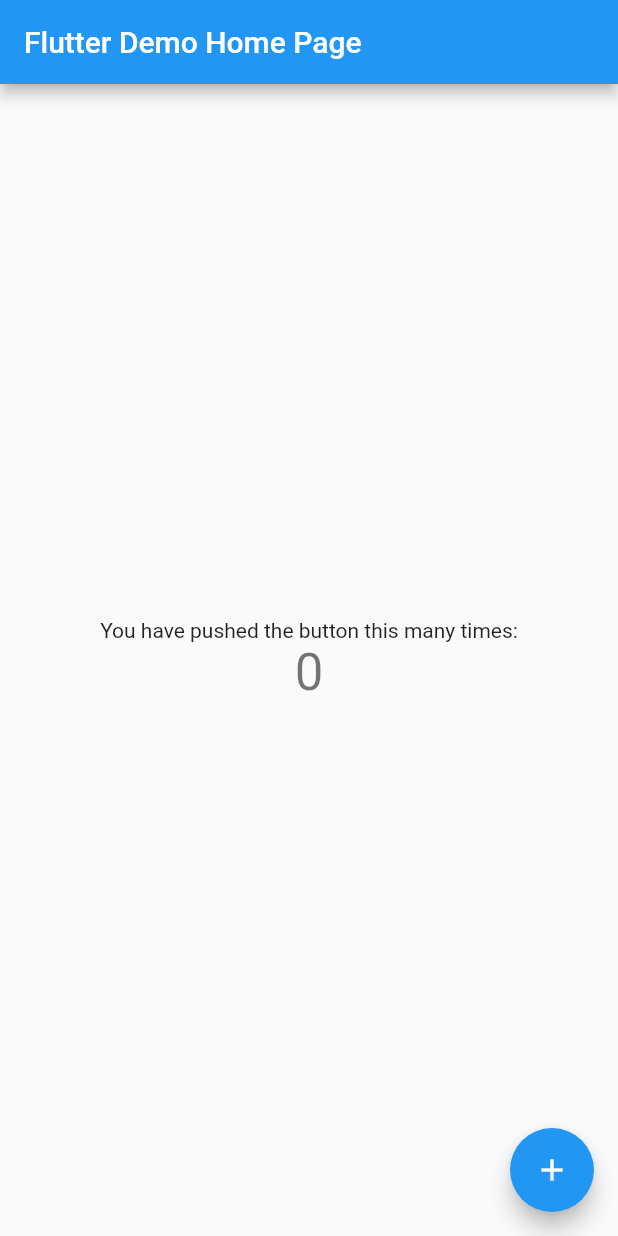
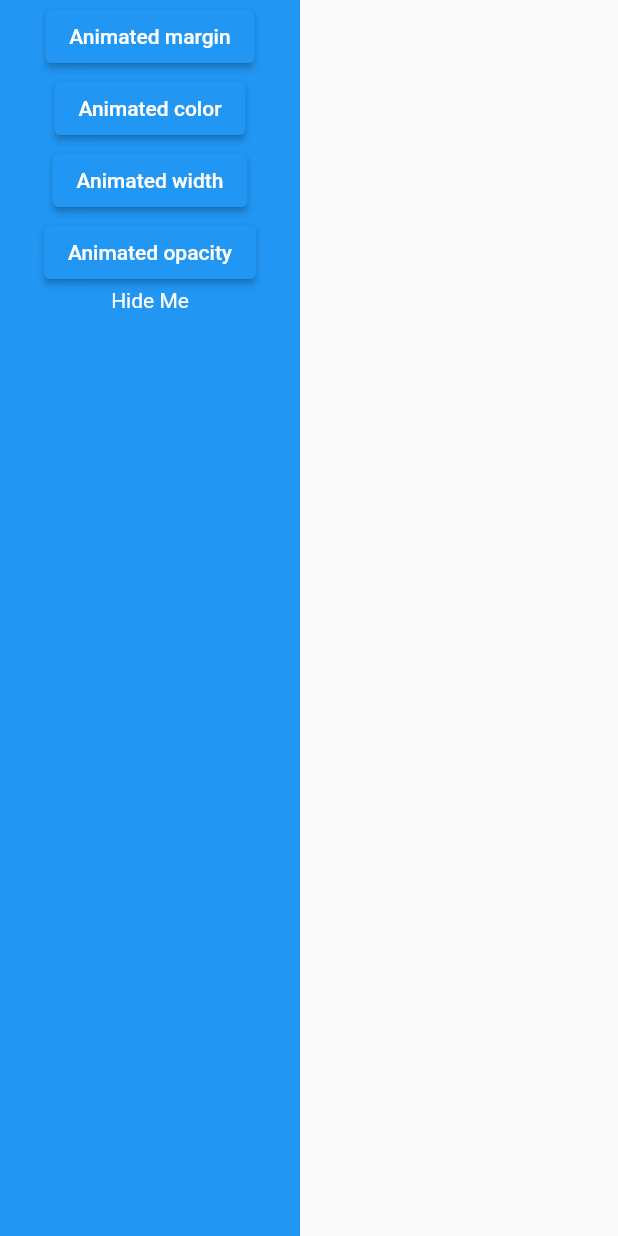
Before and after one commit to AhmedTarekAbdElRahman/test, a Flutter app: the screen it shows after launch, on a phone screen of 412 x 824 dp. Run offline on Flutter 3.47's test engine with Material 2 defaults, Android fonts, the phone set to English and light mode, and no system bars.

Commit message:
Animation Added

```diff
--- a/lib/main.dart
+++ b/lib/main.dart
@@ -1,4 +1,5 @@
 import 'package:flutter/material.dart';
+import 'package:test_1/sand_box.dart';
 
 void main() {
   runApp(const MyApp());
@@ -24,92 +25,7 @@ class MyApp extends StatelessWidget {
         // is not restarted.
         primarySwatch: Colors.blue,
       ),
-      home: const MyHomePage(title: 'Flutter Demo Home Page'),
+      home: const SandBox(),
     );
   }
 }
-
-class MyHomePage extends StatefulWidget {
-  const MyHomePage({super.key, required this.title});
-
-  // This widget is the home page of your application. It is stateful, meaning
-  // that it has a State object (defined below) that contains fields that affect
-  // how it looks.
-
-  // This class is the configuration for the state. It holds the values (in this
-  // case the title) provided by the parent (in this case the App widget) and
-  // used by the build method of the State. Fields in a Widget subclass are
-  // always marked "final".
-
-  final String title;
-
-  @override
-  State<MyHomePage> createState() => _MyHomePageState();
-}
-
-class _MyHomePageState extends State<MyHomePage> {
-  int _counter = 0;
-
-  void _incrementCounter() {
-    setState(() {
-      // This call to setState tells the Flutter framework that something has
-      // changed in this State, which causes it to rerun the build method below
-      // so that the display can reflect the updated values. If we changed
-      // _counter without calling setState(), then the build method would not be
-      // called again, and so nothing would appear to happen.
-      _counter++;
-    });
-  }
-
-  @override
-  Widget build(BuildContext context) {
-    // This method is rerun every time setState is called, for instance as done
-    // by the _incrementCounter method above.
-    //
-    // The Flutter framework has been optimized to make rerunning build methods
-    // fast, so that you can just rebuild anything that needs updating rather
-    // than having to individually change instances of widgets.
-    return Scaffold(
-      appBar: AppBar(
-        // Here we take the value from the MyHomePage object that was created by
-        // the App.build method, and use it to set our appbar title.
-        title: Text(widget.title),
-      ),
-      body: Center(
-        // Center is a layout widget. It takes a single child and positions it
-        // in the middle of the parent.
-        child: Column(
-          // Column is also a layout widget. It takes a list of children and
-          // arranges them vertically. By default, it sizes itself to fit its
-          // children horizontally, and tries to be as tall as its parent.
-          //
-          // Invoke "debug painting" (press "p" in the console, choose the
-          // "Toggle Debug Paint" action from the Flutter Inspector in Android
-          // Studio, or the "Toggle Debug Paint" command in Visual Studio Code)
-          // to see the wireframe for each widget.
-          //
-          // Column has various properties to control how it sizes itself and
-          // how it positions its children. Here we use mainAxisAlignment to
-          // center the children vertically; the main axis here is the vertical
-          // axis because Columns are vertical (the cross axis would be
-          // horizontal).
-          mainAxisAlignment: MainAxisAlignment.center,
-          children: <Widget>[
-            const Text(
-              'You have pushed the button this many times:',
-            ),
-            Text(
-              '$_counter',
-              style: Theme.of(context).textTheme.headline4,
-            ),
-          ],
-        ),
-      ),
-      floatingActionButton: FloatingActionButton(
-        onPressed: _incrementCounter,
-        tooltip: 'Increment',
-        child: const Icon(Icons.add),
-      ), // This trailing comma makes auto-formatting nicer for build methods.
-    );
-  }
-}
--- /dev/null
+++ b/lib/sand_box.dart
@@ -0,0 +1,67 @@
+import 'package:flutter/material.dart';
+
+class SandBox extends StatefulWidget {
+  const SandBox({Key? key}) : super(key: key);
+
+  @override
+  State<SandBox> createState() => _SandBoxState();
+}
+
+class _SandBoxState extends State<SandBox> {
+  double _width = 200;
+  double _opacity = 1;
+  double _margin = 0;
+  Color _color = Colors.blue;
+
+  @override
+  Widget build(BuildContext context) {
+    return Scaffold(
+      body: SafeArea(
+        child: AnimatedContainer(
+          duration: const Duration(seconds: 1),
+          margin: EdgeInsets.all(_margin),
+          color: _color,
+          width: _width,
+          child: Column(
+            children: [
+              ElevatedButton(
+                onPressed: () => setState(() {
+                  _margin = 50;
+                }),
+                child: const Text('Animated margin'),
+              ),
+              ElevatedButton(
+                onPressed: () => setState(() {
+                  _color = Colors.purple;
+                }),
+                child: const Text('Animated color'),
+              ),
+              ElevatedButton(
+                onPressed: () => setState(() {
+                  _width = 400;
+                }),
+                child: const Text('Animated width'),
+              ),
+              ElevatedButton(
+                onPressed: () => setState(() {
+                  _opacity = 0;
+                }),
+                child: const Text('Animated opacity'),
+              ),
+              AnimatedOpacity(
+                duration: const Duration(seconds: 2),
+                opacity: _opacity,
+                child: const Text(
+                  'Hide Me',
+                  style: TextStyle(
+                    color: Colors.white,
+                  ),
+                ),
+              )
+            ],
+          ),
+        ),
+      ),
+    );
+  }
+}
```
